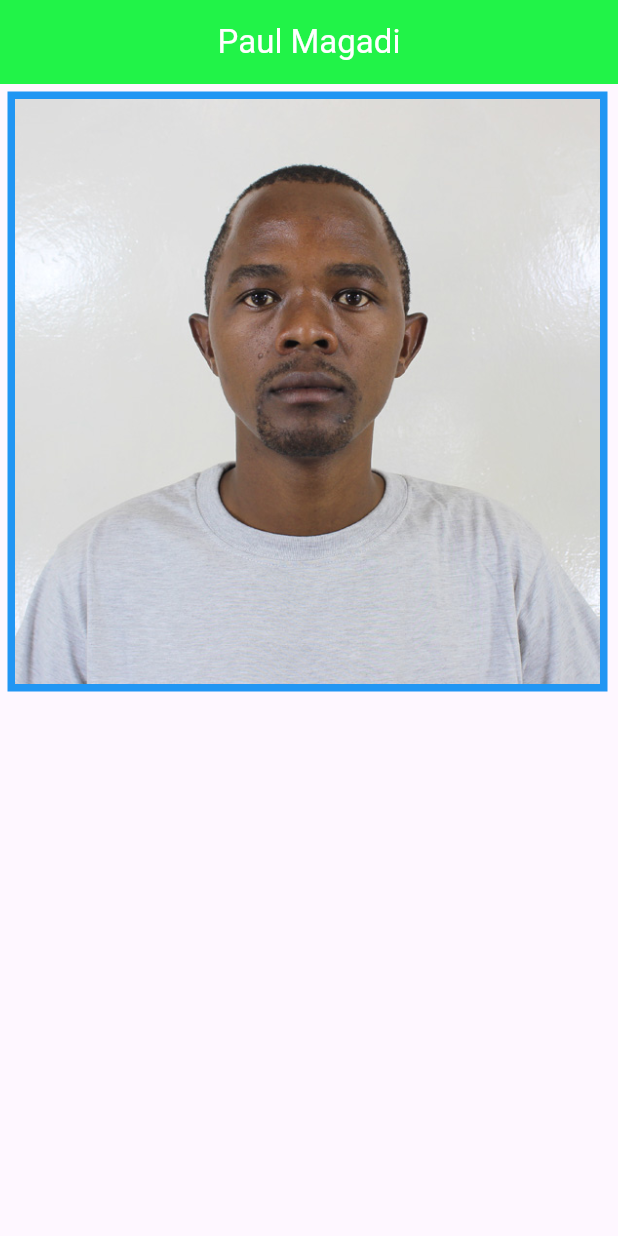
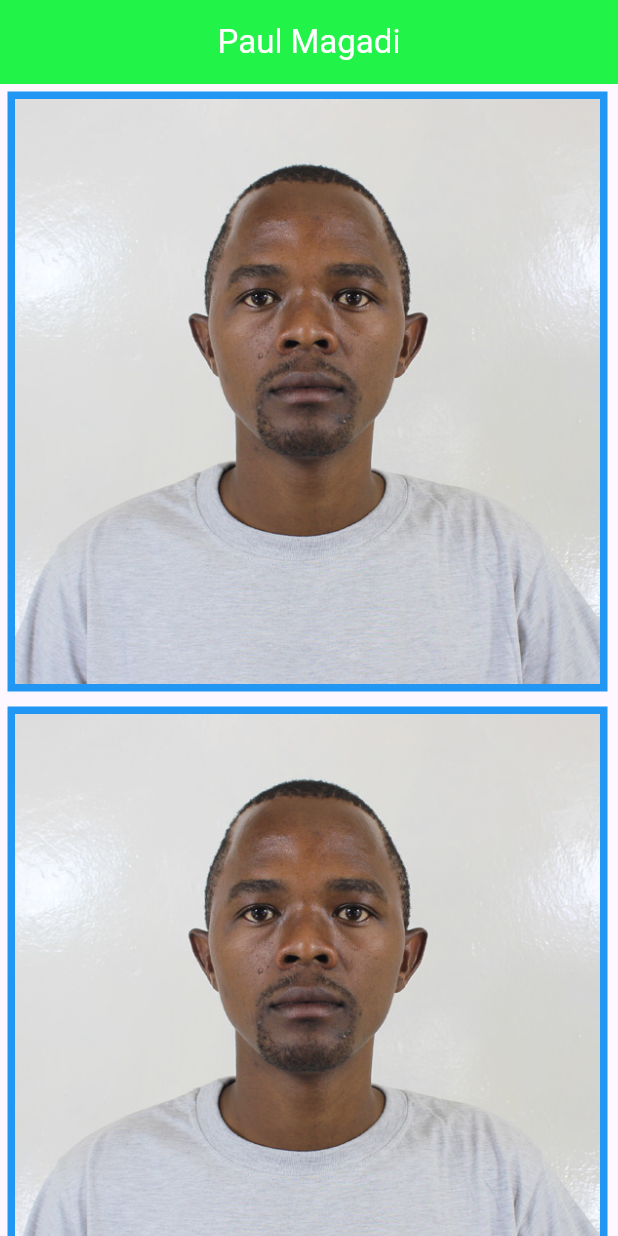
Before and after one commit to paulmagadi/Learn_Flutter, a Flutter app: the screen it shows after launch, on a phone screen of 412 x 824 dp. Run offline on Flutter 3.47's test engine with Material 3 defaults, Android fonts, the phone set to English and light mode, and no system bars.

Commit message:
modified:   practice_flutter/myapp/lib/main.dart

```diff
--- a/practice_flutter/myapp/lib/main.dart
+++ b/practice_flutter/myapp/lib/main.dart
@@ -595,19 +595,27 @@ class MyApp extends StatelessWidget {
         ),
         backgroundColor: const Color.fromARGB(255, 33, 243, 72),
       ),
-        body: Container(
+      body: Column(children: [
+        Container(
           height: 400,
           width: 400,
           color: Colors.blue,
           alignment: Alignment.center,
-          child: const Image(
-            image:
-            AssetImage('images/paul.jpg')
-            ),
-            padding:EdgeInsets.all(5.0),
+          child: const Image(image: AssetImage('images/paul.jpg')),
+          padding: EdgeInsets.all(5.0),
           margin: EdgeInsets.all(5.0),
         ),
+        Container(
+          height: 400,
+          width: 400,
+          color: Colors.blue,
+          alignment: Alignment.center,
+          child: const Image(image: AssetImage('images/paul.jpg')),
+          padding: EdgeInsets.all(5.0),
+          margin: EdgeInsets.all(5.0),
         ),
-    );
+      ]
+      ),
+    ));
   }
 }
```
Lines whose indentation alone changed are shown as unchanged.
